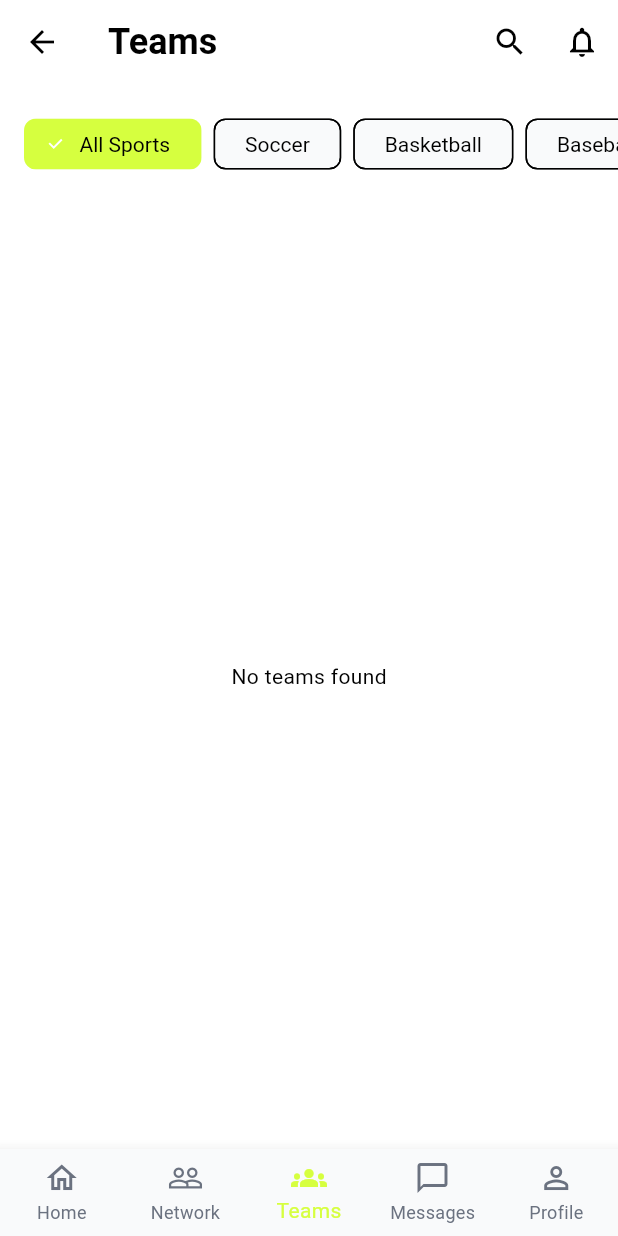
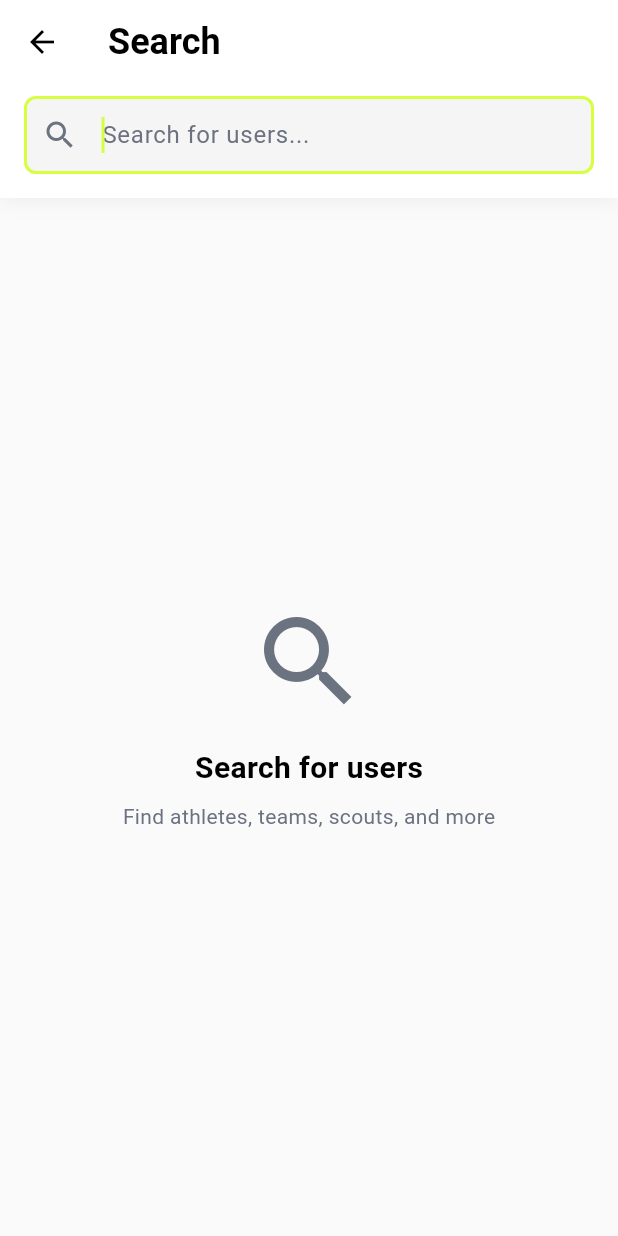
Before and after one commit to vk-jr/Ztrike_app, a Flutter app: the MainScreen screen opened directly, item 3 of the bottom bar chosen, after a tap on the "search" icon, on a phone screen of 412 x 824 dp. Run offline on Flutter 3.47's test engine with Material 3 defaults, Android fonts, the phone set to English and light mode, and no system bars; our stand-ins replace cached_network_image, google_sign_in, image_picker, shared_preferences, supabase_flutter, timeago; accounts and stored records are empty; network calls fail.

Commit message:
Search Update

```diff
--- a/lib/main.dart
+++ b/lib/main.dart
@@ -16,6 +16,7 @@ import 'presentation/screens/alerts/alerts_screen.dart';
 import 'presentation/screens/leagues/leagues_screen.dart';
 import 'presentation/screens/profile/profile_screen.dart';
 import 'presentation/screens/settings/settings_screen.dart';
+import 'presentation/screens/search/search_screen.dart';
 
 void main() async {
   WidgetsFlutterBinding.ensureInitialized();
@@ -102,7 +103,11 @@ class _MainScreenState extends State<MainScreen> {
           IconButton(
             icon: const Icon(Icons.search),
             onPressed: () {
-              // TODO: Implement search
+              Navigator.of(context).push(
+                MaterialPageRoute(
+                  builder: (context) => const SearchScreen(),
+                ),
+              );
             },
           ),
           IconButton(
--- /dev/null
+++ b/lib/presentation/screens/search/search_screen.dart
@@ -0,0 +1,346 @@
+import 'package:flutter/material.dart';
+import 'package:cached_network_image/cached_network_image.dart';
+import '../../../core/theme/app_theme.dart';
+import '../../../data/models/user_model.dart';
+import '../../../data/repositories/user_repository.dart';
+import '../profile/user_profile_screen.dart';
+
+class SearchScreen extends StatefulWidget {
+  const SearchScreen({super.key});
+
+  @override
+  State<SearchScreen> createState() => _SearchScreenState();
+}
+
+class _SearchScreenState extends State<SearchScreen> {
+  final TextEditingController _searchController = TextEditingController();
+  final UserRepository _userRepository = UserRepository();
+
+  List<UserModel> _searchResults = [];
+  bool _isSearching = false;
+  bool _hasSearched = false;
+
+  @override
+  void dispose() {
+    _searchController.dispose();
+    super.dispose();
+  }
+
+  Future<void> _performSearch(String query) async {
+    if (query.trim().isEmpty) {
+      setState(() {
+        _searchResults = [];
+        _hasSearched = false;
+      });
+      return;
+    }
+
+    setState(() {
+      _isSearching = true;
+      _hasSearched = true;
+    });
+
+    try {
+      final results = await _userRepository.searchUsers(query.trim());
+      setState(() {
+        _searchResults = results;
+        _isSearching = false;
+      });
+    } catch (e) {
+      setState(() {
+        _isSearching = false;
+      });
+      if (mounted) {
+        ScaffoldMessenger.of(context).showSnackBar(
+          SnackBar(content: Text('Search error: $e')),
+        );
+      }
+    }
+  }
+
+  String _formatAccountType(String? accountType) {
+    if (accountType == null) return 'User';
+    return accountType.substring(0, 1).toUpperCase() + accountType.substring(1);
+  }
+
+  @override
+  Widget build(BuildContext context) {
+    final isDark = Theme.of(context).brightness == Brightness.dark;
+
+    return Scaffold(
+      backgroundColor: isDark ? AppTheme.darkBackgroundColor : Colors.grey[50],
+      appBar: AppBar(
+        title: const Text('Search'),
+        elevation: 0,
+      ),
+      body: Column(
+        children: [
+          // Search Bar Container
+          Container(
+            padding: const EdgeInsets.fromLTRB(16, 8, 16, 16),
+            decoration: BoxDecoration(
+              color: isDark ? AppTheme.darkSurfaceColor : Colors.white,
+              boxShadow: [
+                BoxShadow(
+                  color: Colors.black.withOpacity(0.05),
+                  blurRadius: 10,
+                  offset: const Offset(0, 2),
+                ),
+              ],
+            ),
+            child: TextField(
+              controller: _searchController,
+              autofocus: true,
+              style: TextStyle(
+                fontSize: 16,
+                color: isDark ? AppTheme.darkTextPrimary : AppTheme.textPrimary,
+              ),
+              decoration: InputDecoration(
+                hintText: 'Search for users...',
+                hintStyle: TextStyle(
+                  color: isDark ? AppTheme.darkTextSecondary : AppTheme.textSecondary,
+                ),
+                prefixIcon: Icon(
+                  Icons.search,
+                  color: isDark ? AppTheme.darkTextSecondary : AppTheme.textSecondary,
+                ),
+                suffixIcon: _searchController.text.isNotEmpty
+                    ? IconButton(
+                        icon: const Icon(Icons.clear),
+                        onPressed: () {
+                          _searchController.clear();
+                          _performSearch('');
+                        },
+                      )
+                    : null,
+                border: OutlineInputBorder(
+                  borderRadius: BorderRadius.circular(12),
+                  borderSide: BorderSide.none,
+                ),
+                filled: true,
+                fillColor: isDark
+                    ? AppTheme.darkBackgroundColor
+                    : Colors.grey[100],
+                contentPadding: const EdgeInsets.symmetric(horizontal: 16, vertical: 14),
+              ),
+              onChanged: (value) {
+                setState(() {}); // Update to show/hide clear button
+                _performSearch(value);
+              },
+              onSubmitted: _performSearch,
+            ),
+          ),
+          // Results
+          Expanded(child: _buildBody(isDark)),
+        ],
+      ),
+    );
+  }
+
+  Widget _buildBody(bool isDark) {
+    if (_isSearching) {
+      return const Center(child: CircularProgressIndicator());
+    }
+
+    if (!_hasSearched) {
+      return Center(
+        child: Column(
+          mainAxisAlignment: MainAxisAlignment.center,
+          children: [
+            Icon(
+              Icons.search,
+              size: 80,
+              color: isDark ? AppTheme.darkTextSecondary : AppTheme.textSecondary,
+            ),
+            const SizedBox(height: 16),
+            Text(
+              'Search for users',
+              style: TextStyle(
+                fontSize: 20,
+                fontWeight: FontWeight.w600,
+                color: isDark ? AppTheme.darkTextPrimary : AppTheme.textPrimary,
+              ),
+            ),
+            const SizedBox(height: 8),
+            Text(
+              'Find athletes, teams, scouts, and more',
+              style: TextStyle(
+                fontSize: 14,
+                color: isDark ? AppTheme.darkTextSecondary : AppTheme.textSecondary,
+              ),
+            ),
+          ],
+        ),
+      );
+    }
+
+    if (_searchResults.isEmpty) {
+      return Center(
+        child: Column(
+          mainAxisAlignment: MainAxisAlignment.center,
+          children: [
+            Icon(
+              Icons.person_search,
+              size: 80,
+              color: isDark ? AppTheme.darkTextSecondary : AppTheme.textSecondary,
+            ),
+            const SizedBox(height: 16),
+            Text(
+              'No users found',
+              style: TextStyle(
+                fontSize: 18,
+                fontWeight: FontWeight.w600,
+                color: isDark ? AppTheme.darkTextPrimary : AppTheme.textPrimary,
+              ),
+            ),
+            const SizedBox(height: 8),
+            Text(
+              'Try a different search term',
+              style: TextStyle(
+                fontSize: 14,
+                color: isDark ? AppTheme.darkTextSecondary : AppTheme.textSecondary,
+              ),
+            ),
+          ],
+        ),
+      );
+    }
+
+    return ListView.builder(
+      padding: const EdgeInsets.all(16),
+      itemCount: _searchResults.length,
+      itemBuilder: (context, index) {
+        final user = _searchResults[index];
+        return Container(
+          margin: const EdgeInsets.only(bottom: 12),
+          decoration: BoxDecoration(
+            color: isDark ? AppTheme.darkSurfaceColor : Colors.white,
+            borderRadius: BorderRadius.circular(16),
+            boxShadow: [
+              BoxShadow(
+                color: Colors.black.withOpacity(0.03),
+                blurRadius: 8,
+                offset: const Offset(0, 2),
+              ),
+            ],
+          ),
+          child: Material(
+            color: Colors.transparent,
+            child: InkWell(
+              borderRadius: BorderRadius.circular(16),
+              onTap: () {
+                Navigator.push(
+                  context,
+                  MaterialPageRoute(
+                    builder: (context) => UserProfileScreen(userId: user.id),
+                  ),
+                );
+              },
+              child: Padding(
+                padding: const EdgeInsets.all(16),
+                child: Row(
+                  children: [
+                    // Profile Picture
+                    Container(
+                      decoration: BoxDecoration(
+                        shape: BoxShape.circle,
+                        boxShadow: [
+                          BoxShadow(
+                            color: AppTheme.primaryColor.withOpacity(0.2),
+                            blurRadius: 8,
+                            offset: const Offset(0, 2),
+                          ),
+                        ],
+                      ),
+                      child: CircleAvatar(
+                        radius: 32,
+                        backgroundImage: user.photoUrl != null
+                            ? CachedNetworkImageProvider(user.photoUrl!)
+                            : null,
+                        child: user.photoUrl == null
+                            ? const Icon(Icons.person, size: 32)
+                            : null,
+                      ),
+                    ),
+                    const SizedBox(width: 16),
+                    // User Info
+                    Expanded(
+                      child: Column(
+                        crossAxisAlignment: CrossAxisAlignment.start,
+                        children: [
+                          Text(
+                            user.displayName ?? user.email,
+                            style: TextStyle(
+                              fontWeight: FontWeight.bold,
+                              fontSize: 17,
+                              color: isDark ? AppTheme.darkTextPrimary : AppTheme.textPrimary,
+                            ),
+                            maxLines: 1,
+                            overflow: TextOverflow.ellipsis,
+                          ),
+                          const SizedBox(height: 6),
+                          Row(
+                            children: [
+                              Container(
+                                padding: const EdgeInsets.symmetric(horizontal: 10, vertical: 4),
+                                decoration: BoxDecoration(
+                                  color: AppTheme.primaryColor,
+                                  borderRadius: BorderRadius.circular(8),
+                                ),
+                                child: Text(
+                                  _formatAccountType(user.accountType),
+                                  style: const TextStyle(
+                                    fontSize: 11,
+                                    fontWeight: FontWeight.bold,
+                                    color: Colors.black,
+                                  ),
+                                ),
+                              ),
+                              if (user.position != null) ...[
+                                const SizedBox(width: 8),
+                                Flexible(
+                                  child: Text(
+                                    user.position!,
+                                    style: TextStyle(
+                                      fontSize: 13,
+                                      color: isDark ? AppTheme.darkTextSecondary : AppTheme.textSecondary,
+                                      fontWeight: FontWeight.w500,
+                                    ),
+                                    maxLines: 1,
+                                    overflow: TextOverflow.ellipsis,
+                                  ),
+                                ),
+                              ],
+                            ],
+                          ),
+                          if (user.bio != null && user.bio!.isNotEmpty) ...[
+                            const SizedBox(height: 6),
+                            Text(
+                              user.bio!,
+                              style: TextStyle(
+                                fontSize: 13,
+                                color: isDark ? AppTheme.darkTextSecondary : AppTheme.textSecondary,
+                              ),
+                              maxLines: 2,
+                              overflow: TextOverflow.ellipsis,
+                            ),
+                          ],
+                        ],
+                      ),
+                    ),
+                    const SizedBox(width: 8),
+                    // Chevron Icon
+                    Icon(
+                      Icons.chevron_right,
+                      color: isDark ? AppTheme.darkTextSecondary : AppTheme.textSecondary,
+                    ),
+                  ],
+                ),
+              ),
+            ),
+          ),
+        );
+      },
+    );
+  }
+}
```
